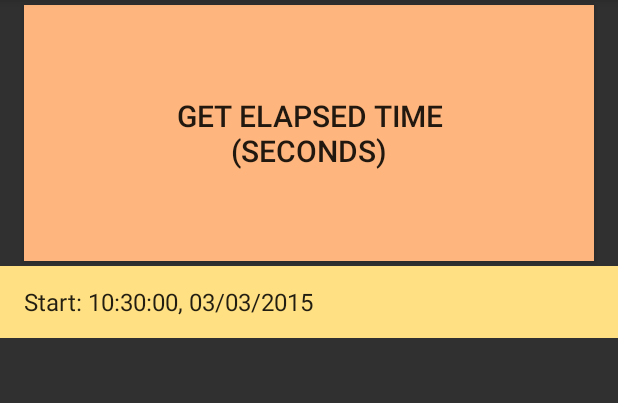
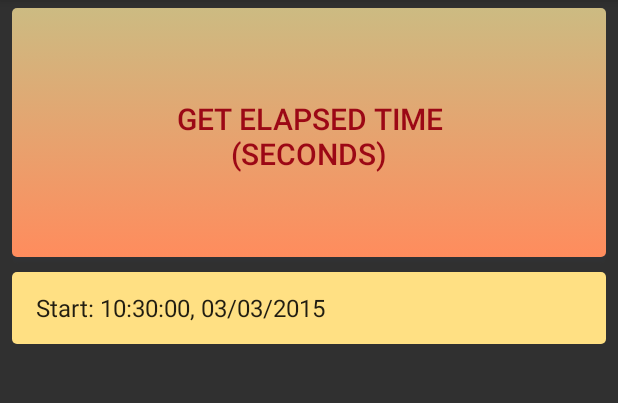
Before and after one commit to lapatri/TimeTags, an Android app: the screen it shows after launch (TimeTagActivity), on a phone screen of 412 x 824 dp, the part 84-487 px from its top. Run offline under Robolectric (Android 15) with nearby library versions, the phone set to English and light mode, and no system bars.

Commit message:
Improved look

```diff
--- a/app/src/main/AndroidManifest.xml
+++ b/app/src/main/AndroidManifest.xml
@@ -9,7 +9,8 @@
         android:theme="@style/AppTheme" >
         <activity
             android:name=".TimeTagActivity"
-            android:label="@string/app_name" >
+            android:label="@string/app_name"
+            android:screenOrientation="portrait">
             <intent-filter>
                 <action android:name="android.intent.action.MAIN" />
 
--- a/app/src/main/java/com/real/not/timetags/TimeTagActivity.java
+++ b/app/src/main/java/com/real/not/timetags/TimeTagActivity.java
@@ -18,43 +18,38 @@ import java.util.Date;
 
 public class TimeTagActivity extends ActionBarActivity {
 
-    private Button mTagButton;
     private ArrayList<String>timeTags = new ArrayList<String>();    //List of Time tags
-    private ListView listview;    //Display of list
 
     private ArrayAdapter<String> adapter; //Updater for list
+
+    private DateFormat dateFormat =new SimpleDateFormat("HH:mm:ss, MM/dd/yyyy");
 
     private long startTime;
     private long currentTime;
     private long elapsedTimeSec;
-
-    private String getDateTime(){  //This function came from java-tips.org
-        DateFormat dateFormat= new SimpleDateFormat("HH:mm:ss, MM/dd/yyyy ");
-        Date date = new Date();
-        return dateFormat.format(date);
-    }
 
     @Override
     protected void onCreate(Bundle savedInstanceState) {
         super.onCreate(savedInstanceState);
         setContentView(R.layout.activity_time_tag);
 
+        Date todayDate = new Date();
         startTime = System.currentTimeMillis();
 
-        timeTags.add("Start: "+getDateTime());
+        timeTags.add("Start: "+ dateFormat.format(todayDate));
 
-        listview = (ListView) findViewById(R.id.listViewTags);
+        ListView listview = (ListView) findViewById(R.id.listViewTags);
 
 
-        mTagButton = (Button)findViewById(R.id.tag_button);
+        Button mTagButton = (Button) findViewById(R.id.tag_button);
 
         mTagButton.setOnClickListener(new View.OnClickListener() {
             @Override
             public void onClick(View v) {
                 currentTime = System.currentTimeMillis();
-                elapsedTimeSec = (currentTime -startTime)/1000;
+                elapsedTimeSec = (currentTime - startTime) / 1000;
 
-                timeTags.add(0,Long.toString(elapsedTimeSec));
+                timeTags.add(0, Long.toString(elapsedTimeSec));
                 adapter.notifyDataSetChanged();
             }
         });
--- /dev/null
+++ b/app/src/main/res/drawable-xxhdpi/button_shape_pressed.xml
@@ -0,0 +1,9 @@
+<?xml version="1.0" encoding="utf-8"?>
+<shape xmlns:android="http://schemas.android.com/apk/res/android">
+    android:shape="rectangle">
+    <corners android:radius="3dp"/>
+    <gradient
+        android:angle="270"
+        android:endColor="#ffccbb82"
+        android:startColor="#ffff8c5d"/>
+</shape>
--- /dev/null
+++ b/app/src/main/res/drawable-xxhdpi/list_shape_normal.xml
@@ -0,0 +1,7 @@
+<?xml version="1.0" encoding="utf-8"?>
+<shape xmlns:android="http://schemas.android.com/apk/res/android">
+    android:shape="rectangle">
+    <corners android:radius="3dp"/>
+    <solid
+        android:color="#ffffe083"/>
+</shape>
--- /dev/null
+++ b/app/src/main/res/drawable/button_shape.xml
@@ -0,0 +1,7 @@
+<?xml version="1.0" encoding="utf-8"?>
+<selector xmlns:android="http://schemas.android.com/apk/res/android">
+    <item android:drawable="@drawable/button_shape_normal"
+        android:state_pressed="false"/>
+    <item android:drawable="@drawable/button_shape_pressed"
+        android:state_pressed="true"/>
+</selector>
--- /dev/null
+++ b/app/src/main/res/drawable/button_shape_normal.xml
@@ -0,0 +1,9 @@
+<?xml version="1.0" encoding="utf-8"?>
+<shape xmlns:android="http://schemas.android.com/apk/res/android">
+    android:shape="rectangle">
+    <corners android:radius="3dp"/>
+    <gradient
+        android:angle="90"
+        android:endColor="#ffccbb82"
+        android:startColor="#ffff8c5d"/>
+</shape>
--- /dev/null
+++ b/app/src/main/res/drawable/button_shape_shadowed.xml
@@ -0,0 +1,19 @@
+<?xml version="1.0" encoding="utf-8"?>
+<layer-list xmlns:android="http://schemas.android.com/apk/res/android">
+    <item>
+        <shape android:shape="rectangle">
+            <corners android:radius="5dp"/>
+            <gradient
+                android:angle="90"
+                android:centerColor="#303339"
+                android:centerY="0.05"
+                android:endColor="#000000"
+                android:startColor="#00000000"/>
+        </shape>
+    </item>
+    <item>
+        <inset
+            android:drawable="@drawable/button_shape"
+            android:insetBottom="5dp"/>
+    </item>
+</layer-list>
--- /dev/null
+++ b/app/src/main/res/drawable/button_text_color.xml
@@ -0,0 +1,9 @@
+<?xml version="1.0" encoding="utf-8"?>
+<selector xmlns:android="http://schemas.android.com/apk/res/android">
+    <item android:state_pressed="false"
+        android:color="#f7990313"/>
+
+    <item android:state_pressed="true"
+        android:color="#556699"/>
+
+</selector>
--- a/app/src/main/res/layout/activity_time_tag.xml
+++ b/app/src/main/res/layout/activity_time_tag.xml
@@ -10,19 +10,22 @@
         android:layout_width="match_parent"
         android:layout_height="wrap_content"
         android:text="@string/tag_button"
-        android:layout_marginLeft="16dp"
-        android:layout_marginRight="16dp"
+        android:textColor="@drawable/button_text_color"
+        android:layout_marginLeft="8dp"
+        android:layout_marginRight="8dp"
         android:padding="60dp"
-        android:background="#ffffb67e"
+        android:background="@drawable/button_shape_shadowed"
         android:textSize ="20dp"
-        android:layout_marginBottom="3dp"
-        android:layout_marginTop="3dp"/>
+        android:layout_marginBottom="5dp"
+        android:layout_marginTop="5dp"/>
 
     <ListView
         android:id="@+id/listViewTags"
         android:layout_width="match_parent"
         android:layout_height="wrap_content"
-        android:background="#ffffe083"
+        android:layout_marginLeft="8dp"
+        android:layout_marginRight="8dp"
+        android:background="@drawable/list_shape_normal"
         android:textColor="#556699">
     </ListView>
 
--- a/app/src/main/res/values/styles.xml
+++ b/app/src/main/res/values/styles.xml
@@ -3,6 +3,8 @@
     <!-- Base application theme. -->
     <style name="AppTheme" parent="Theme.AppCompat.Light.DarkActionBar">
         <!-- Customize your theme here. -->
+
+
     </style>
 
 </resources>
```
